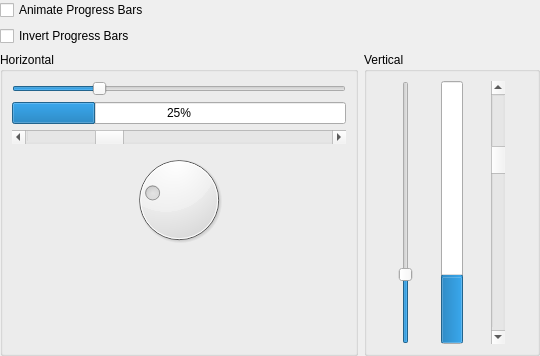
KDE/oxygen, file kstyle/demo/ui/oxygensliderdemowidget.ui: the form before one commit.
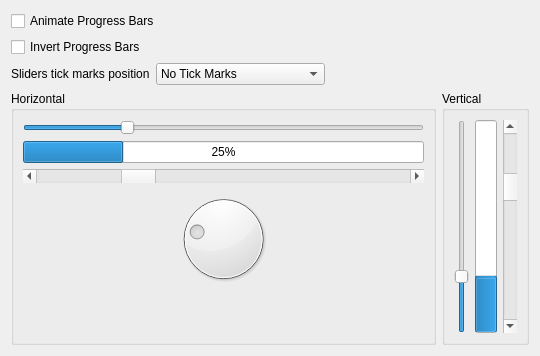
The form after the commit.

Commit message: added combobox to select tick marks position on sliders

Diff of the .ui file:
```diff
--- a/kstyle/demo/ui/oxygensliderdemowidget.ui
+++ b/kstyle/demo/ui/oxygensliderdemowidget.ui
@@ -11,71 +11,21 @@
    </rect>
   </property>
   <layout class="QGridLayout" name="gridLayout">
-   <property name="leftMargin">
-    <number>0</number>
-   </property>
-   <property name="topMargin">
-    <number>0</number>
-   </property>
-   <property name="rightMargin">
-    <number>0</number>
-   </property>
-   <property name="bottomMargin">
-    <number>0</number>
-   </property>
-   <item row="2" column="2">
-    <widget class="QGroupBox" name="groupBox_2">
-     <property name="title">
-      <string>Vertical</string>
-     </property>
-     <layout class="QHBoxLayout" name="horizontalLayout_2">
-      <item>
-       <widget class="QSlider" name="verticalSlider">
-        <property name="maximum">
-         <number>100</number>
-        </property>
-        <property name="value">
-         <number>25</number>
-        </property>
-        <property name="orientation">
-         <enum>Qt::Vertical</enum>
-        </property>
-       </widget>
-      </item>
-      <item>
-       <widget class="QProgressBar" name="verticalProgressBar">
-        <property name="value">
-         <number>25</number>
-        </property>
-        <property name="orientation">
-         <enum>Qt::Vertical</enum>
-        </property>
-       </widget>
-      </item>
-      <item>
-       <widget class="QScrollBar" name="verticalScrollBar">
-        <property name="maximum">
-         <number>100</number>
-        </property>
-        <property name="value">
-         <number>25</number>
-        </property>
-        <property name="orientation">
-         <enum>Qt::Vertical</enum>
-        </property>
-       </widget>
-      </item>
-     </layout>
-    </widget>
-   </item>
-   <item row="0" column="0" colspan="3">
+   <item row="0" column="0">
     <widget class="QCheckBox" name="animateProgressBarCheckBox">
      <property name="text">
       <string>Animate Progress Bars</string>
      </property>
     </widget>
    </item>
-   <item row="2" column="0" colspan="2">
+   <item row="1" column="0">
+    <widget class="QCheckBox" name="invertProgressBarCheckBox">
+     <property name="text">
+      <string>Invert Progress Bars</string>
+     </property>
+    </widget>
+   </item>
+   <item row="3" column="0">
     <widget class="QGroupBox" name="groupBox">
      <property name="title">
       <string>Horizontal</string>
@@ -152,13 +102,102 @@
      </layout>
     </widget>
    </item>
-   <item row="1" column="0">
-    <widget class="QCheckBox" name="invertProgressBarCheckBox">
-     <property name="text">
-      <string>Invert Progress Bars</string>
+   <item row="3" column="1">
+    <widget class="QGroupBox" name="groupBox_2">
+     <property name="title">
+      <string>Vertical</string>
      </property>
+     <layout class="QHBoxLayout" name="horizontalLayout_2">
+      <item>
+       <widget class="QSlider" name="verticalSlider">
+        <property name="maximum">
+         <number>100</number>
+        </property>
+        <property name="value">
+         <number>25</number>
+        </property>
+        <property name="orientation">
+         <enum>Qt::Vertical</enum>
+        </property>
+       </widget>
+      </item>
+      <item>
+       <widget class="QProgressBar" name="verticalProgressBar">
+        <property name="value">
+         <number>25</number>
+        </property>
+        <property name="orientation">
+         <enum>Qt::Vertical</enum>
+        </property>
+       </widget>
+      </item>
+      <item>
+       <widget class="QScrollBar" name="verticalScrollBar">
+        <property name="maximum">
+         <number>100</number>
+        </property>
+        <property name="value">
+         <number>25</number>
+        </property>
+        <property name="orientation">
+         <enum>Qt::Vertical</enum>
+        </property>
+       </widget>
+      </item>
+     </layout>
     </widget>
    </item>
+   <item row="2" column="0" colspan="2">
+    <layout class="QHBoxLayout" name="horizontalLayout">
+     <item>
+      <widget class="QLabel" name="label">
+       <property name="text">
+        <string>Sliders tick marks position</string>
+       </property>
+      </widget>
+     </item>
+     <item>
+      <widget class="QComboBox" name="tickPositionComboBox">
+       <property name="sizeAdjustPolicy">
+        <enum>QComboBox::AdjustToContents</enum>
+       </property>
+       <item>
+        <property name="text">
+         <string>No Tick Marks</string>
+        </property>
+       </item>
+       <item>
+        <property name="text">
+         <string>Tick Marks Above Slider</string>
+        </property>
+       </item>
+       <item>
+        <property name="text">
+         <string>Tick Marks Below Slider</string>
+        </property>
+       </item>
+       <item>
+        <property name="text">
+         <string>Tick Marks On Both Sides</string>
+        </property>
+       </item>
+      </widget>
+     </item>
+     <item>
+      <spacer name="horizontalSpacer">
+       <property name="orientation">
+        <enum>Qt::Horizontal</enum>
+       </property>
+       <property name="sizeHint" stdset="0">
+        <size>
+         <width>40</width>
+         <height>20</height>
+        </size>
+       </property>
+      </spacer>
+     </item>
+    </layout>
+   </item>
   </layout>
  </widget>
  <tabstops>
```
The commit also changes 3 other files.
